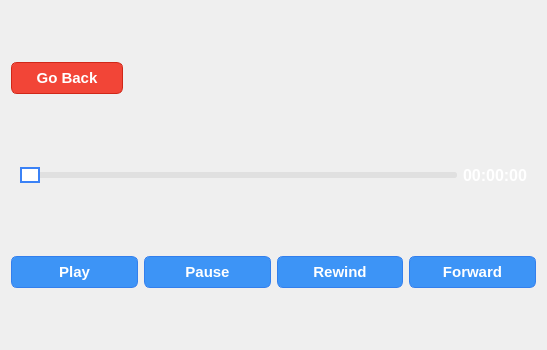
Old version of the form videoplayer.ui in the repository jarred-new/MayMayLauncher.
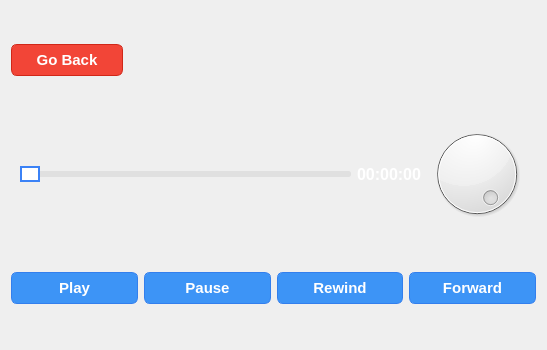
New version of the form. Icons and pictures are not drawn.

Commit message: Added Volume Dial to Video, Music, and Midi Players

```diff
--- a/videoplayer.ui
+++ b/videoplayer.ui
@@ -150,7 +150,6 @@
          <font>
           <family>Arial</family>
           <pointsize>12</pointsize>
-          <weight>75</weight>
           <bold>true</bold>
          </font>
         </property>
@@ -164,6 +163,19 @@
         </property>
        </widget>
       </item>
+      <item>
+       <widget class="QDial" name="dial">
+        <property name="maximum">
+         <number>100</number>
+        </property>
+        <property name="singleStep">
+         <number>10</number>
+        </property>
+        <property name="value">
+         <number>100</number>
+        </property>
+       </widget>
+      </item>
      </layout>
     </widget>
    </item>
```
Left out of the diff: 4 changed lines with no effect on the pictures. The commit also changes 5 other files.
